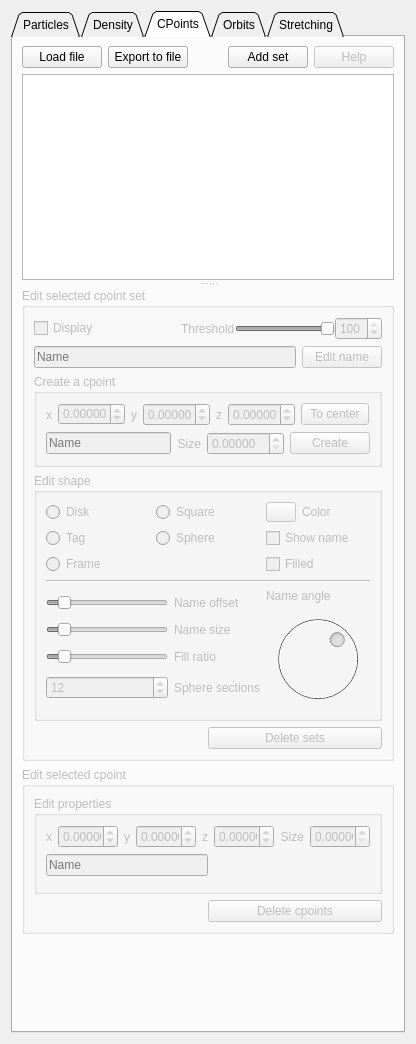
This is src/formobjectcontrol.ui in jcldc/glnemo2 as Qt 5 draws it before an edit. The edited form follows.
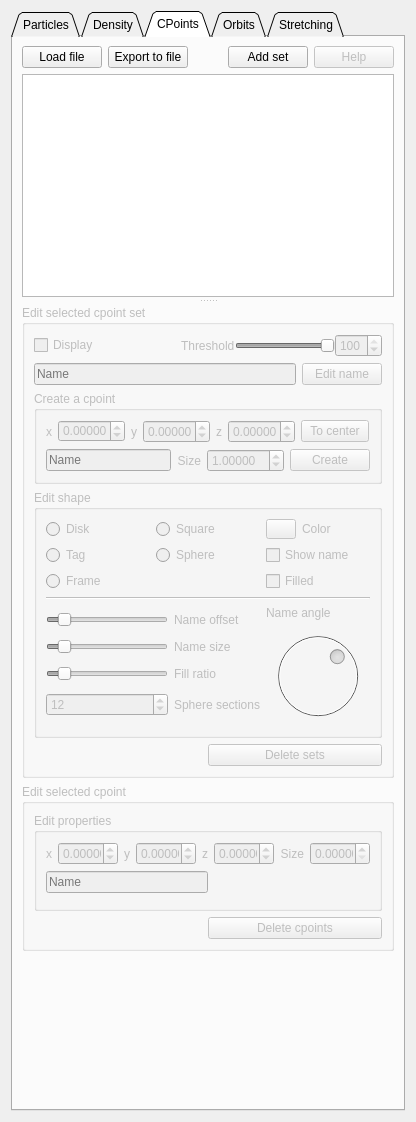
This is the edited form. Icons and pictures are not drawn.

Diff of the .ui file:
```diff
--- a/src/formobjectcontrol.ui
+++ b/src/formobjectcontrol.ui
@@ -7,7 +7,7 @@
     <x>0</x>
     <y>0</y>
     <width>416</width>
-    <height>1044</height>
+    <height>1122</height>
    </rect>
   </property>
   <property name="sizePolicy">
@@ -1383,6 +1383,9 @@
                         <property name="decimals">
                          <number>5</number>
                         </property>
+                        <property name="value">
+                         <double>1.000000000000000</double>
+                        </property>
                        </widget>
                       </item>
                       <item>
```
